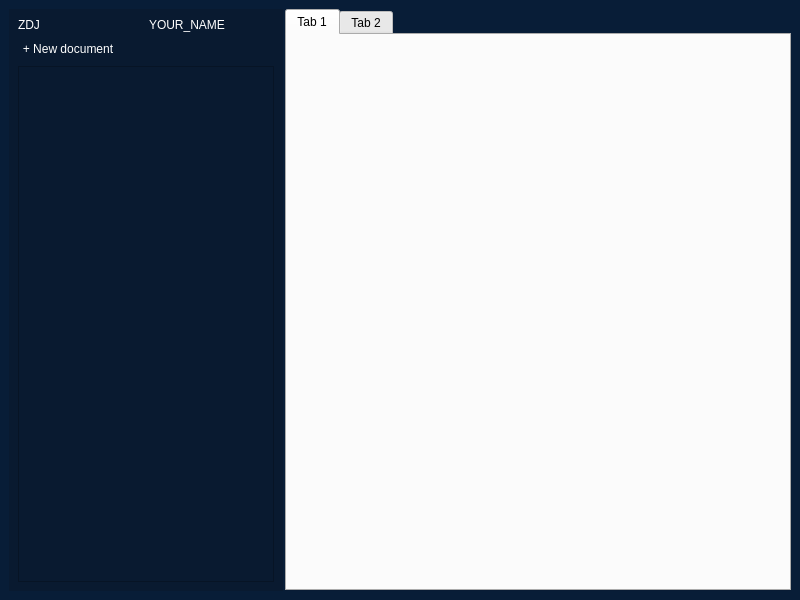
Old version of the form ConvWindow.ui in the repository malgorzatagwinner/NewDawn.
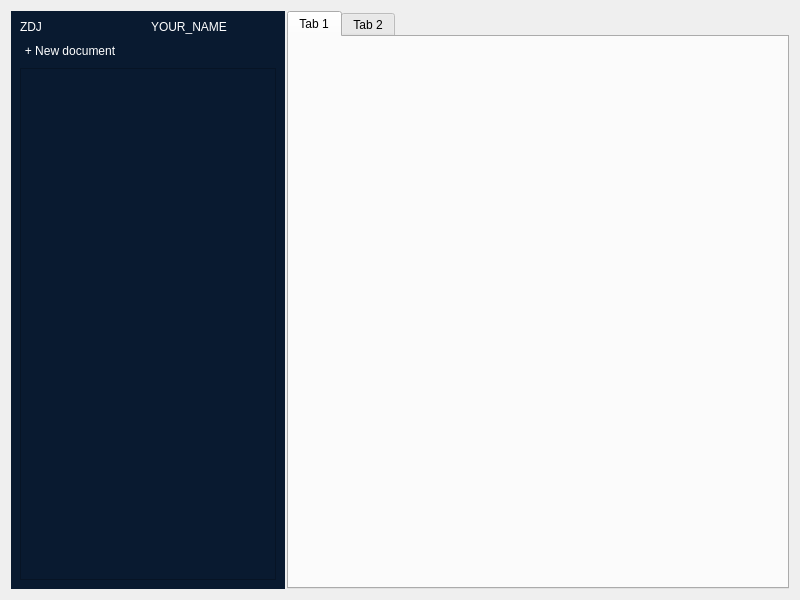
New version of the form.

```diff
--- a/ConvWindow.ui
+++ b/ConvWindow.ui
@@ -1,7 +1,7 @@
 <?xml version="1.0" encoding="UTF-8"?>
 <ui version="4.0">
  <class>MainWindow</class>
- <widget class="QMainWindow" name="MainWindow">
+ <widget class="QWidget" name="MainWindow">
   <property name="geometry">
    <rect>
     <x>0</x>
@@ -21,13 +21,6 @@
 	background-color: rgb(8, 29, 55);
 }</string>
   </property>
-  <widget class="QWidget" name="centralwidget">
-   <property name="sizePolicy">
-    <sizepolicy hsizetype="Maximum" vsizetype="Maximum">
-     <horstretch>0</horstretch>
-     <verstretch>0</verstretch>
-    </sizepolicy>
-   </property>
    <layout class="QVBoxLayout" name="verticalLayout_7">
     <item>
      <layout class="QHBoxLayout" name="horizontalLayout" stretch="0,4">
@@ -159,7 +152,6 @@
      </layout>
     </item>
    </layout>
-  </widget>
  </widget>
  <resources/>
  <connections/>
```
